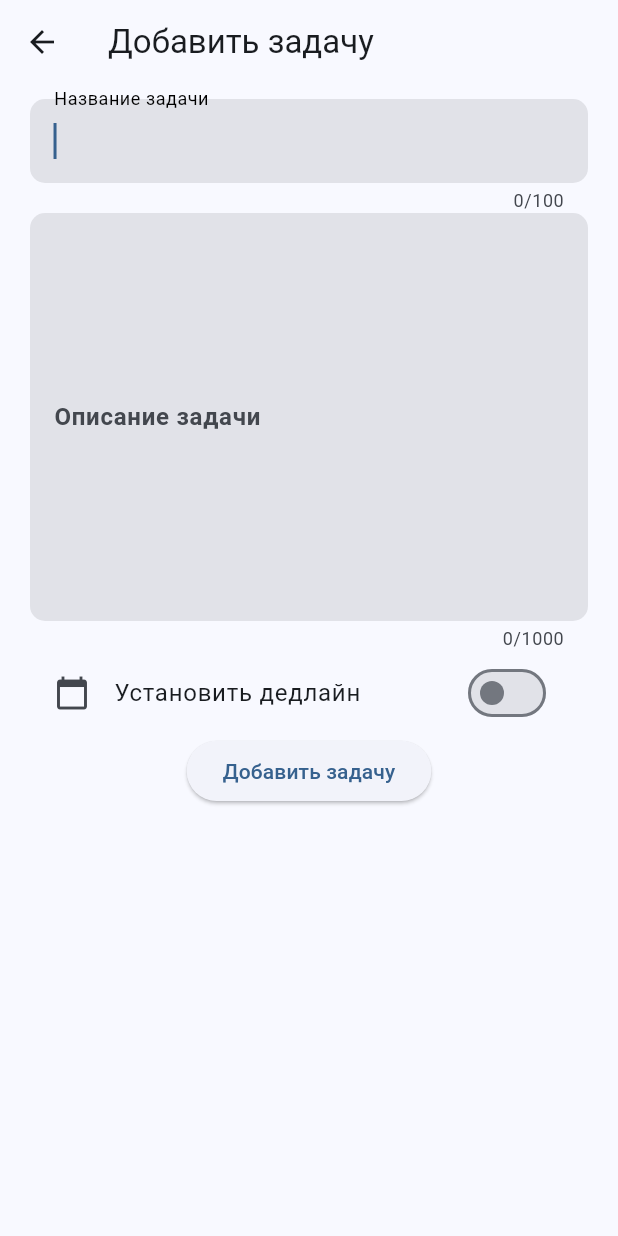
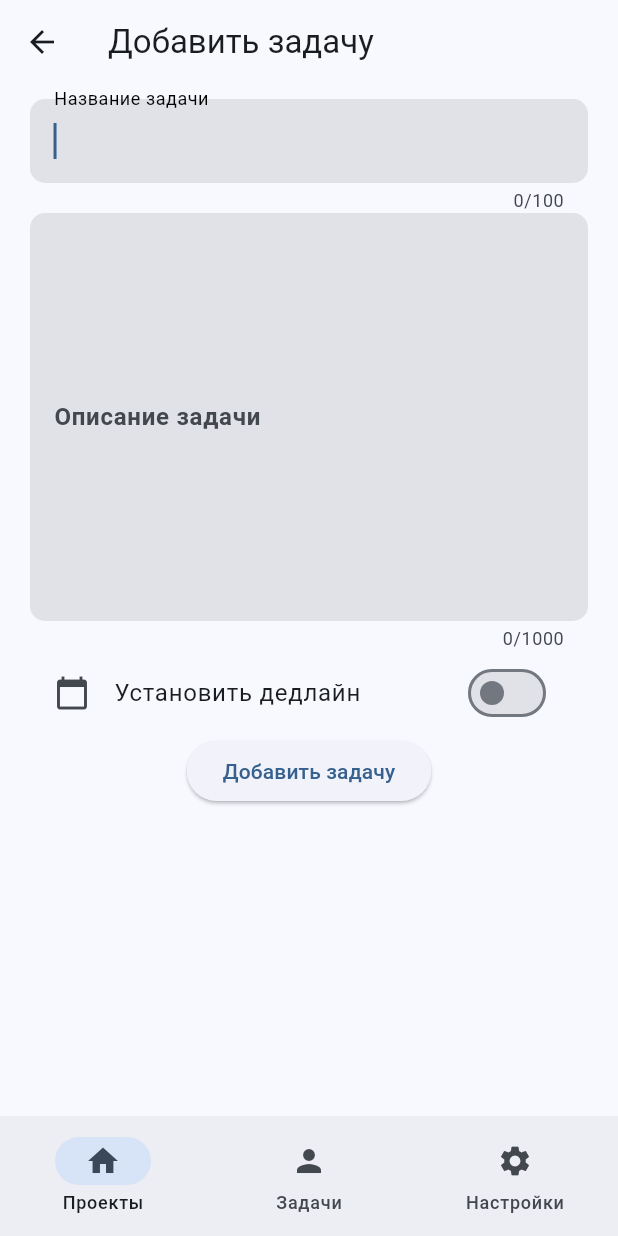
Before and after one commit to leksidev/flutter_todo_app, a Flutter app: the AddTask screen opened directly, on a phone screen of 412 x 824 dp. Run offline on Flutter 3.47's test engine with Material 3 defaults, Android fonts, the phone set to English and light mode, and no system bars; our stand-ins replace auto_route, flutter_riverpod, talker_flutter.

Commit message:
feat: add the 1st version bottom navigation bar

```diff
--- /dev/null
+++ b/lib/src/common_widgets/main_navigation_bar.dart
@@ -0,0 +1,42 @@
+import 'package:auto_route/auto_route.dart';
+import 'package:flutter/material.dart';
+import 'package:flutter_riverpod/flutter_riverpod.dart';
+
+final Map<String, NavigationDestination> navbarRoutes = {
+  '/projects_list': const NavigationDestination(
+    icon: Icon(Icons.home),
+    label: 'Проекты',
+  ),
+  '/add_task': const NavigationDestination(
+    icon: Icon(Icons.person),
+    label: 'Задачи',
+  ),
+  '/settings': const NavigationDestination(
+    icon: Icon(Icons.settings),
+    label: 'Настройки',
+  ),
+};
+
+final StateProvider<int> currentIndexProvider = StateProvider((ref) => 0);
+
+class MainNavigationBar extends ConsumerWidget {
+  const MainNavigationBar({
+    super.key,
+  });
+
+  @override
+  Widget build(BuildContext context, WidgetRef ref) {
+    final currentIndex = ref.watch(currentIndexProvider);
+    return NavigationBar(
+      selectedIndex: currentIndex,
+      labelBehavior: NavigationDestinationLabelBehavior.alwaysShow,
+      onDestinationSelected: (int index) {
+        ref.watch(currentIndexProvider.notifier).state = index;
+        AutoRouter.of(context).pushNamed(navbarRoutes.keys.toList()[index]);
+      },
+      destinations: [
+        ...navbarRoutes.values,
+      ],
+    );
+  }
+}
--- a/lib/src/features/main_panel/presentation/screens/add_task.dart
+++ b/lib/src/features/main_panel/presentation/screens/add_task.dart
@@ -1,6 +1,7 @@
 import 'package:auto_route/auto_route.dart';
 import 'package:flutter/material.dart';
 import 'package:flutter_riverpod/flutter_riverpod.dart';
+import 'package:flutter_todo_app/src/common_widgets/main_navigation_bar.dart';
 import 'package:flutter_todo_app/src/features/main_panel/presentation/states/add_task_providers.dart';
 import 'package:flutter_todo_app/src/features/main_panel/presentation/widgets/deadline_datetime_picker.dart';
 import 'package:flutter_todo_app/src/features/main_panel/presentation/widgets/task_text_field.dart';
@@ -18,6 +19,7 @@ class AddTask extends ConsumerWidget {
       appBar: AppBar(
         title: const Text('Добавить задачу'),
       ),
+      bottomNavigationBar: const MainNavigationBar(),
       body: SingleChildScrollView(
         child: Padding(
           padding: const EdgeInsets.symmetric(horizontal: 20.0, vertical: 10.0),
--- a/lib/src/features/main_panel/presentation/screens/get_projects_list.dart
+++ b/lib/src/features/main_panel/presentation/screens/get_projects_list.dart
@@ -1,7 +1,7 @@
 import 'package:auto_route/auto_route.dart';
 import 'package:flutter/material.dart';
 import 'package:flutter_riverpod/flutter_riverpod.dart';
-import 'package:flutter_todo_app/src/features/main_panel/presentation/widgets/main_navigation_bar.dart';
+import 'package:flutter_todo_app/src/common_widgets/main_navigation_bar.dart';
 import 'package:flutter_todo_app/src/features/main_panel/presentation/widgets/project_card.dart';
 
 @RoutePage(name: 'ProjectsListRoute')
```
Also changed, not shown: lib/src/features/main_panel/presentation/widgets/main_navigation_bar.dart (deleted, +0 -27 lines), 1 other file.
